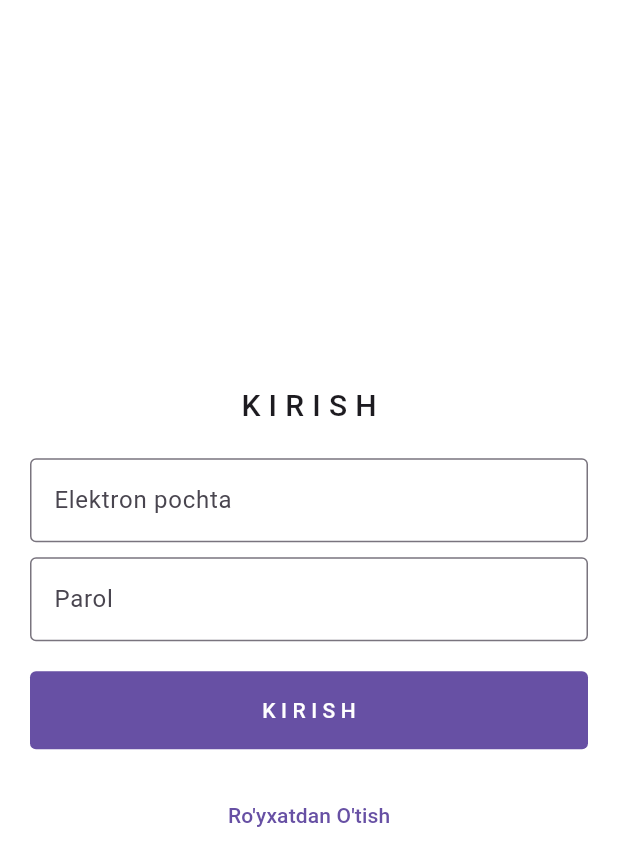
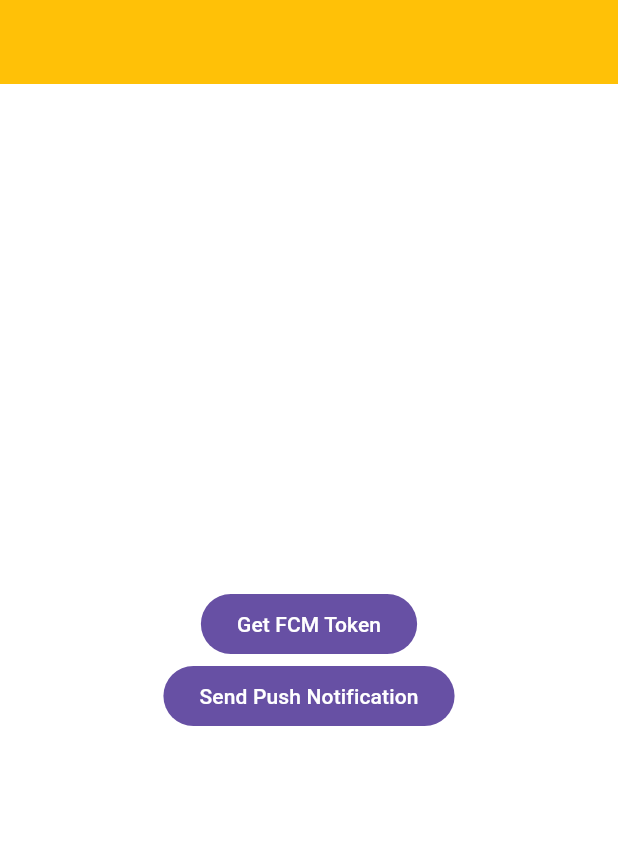
Before and after one commit to AkmaljonAbdirakhimov/firebase_firesotre, a Flutter app: the screen it shows after launch, on a phone screen of 412 x 824 dp. Shown: the top 866 px of the screen. Run offline on Flutter 3.47's test engine with Material 3 defaults, Android fonts, the phone set to English and light mode, and no system bars; our stand-ins replace cloud_firestore, firebase_auth, firebase_core, firebase_messaging, firebase_storage, googleapis_auth and 1 more; accounts and stored records are empty.

Commit message:
adding push notifications

```diff
--- a/lib/main.dart
+++ b/lib/main.dart
@@ -1,9 +1,12 @@
 import 'package:dars64_statemanagement/controllers/cart_controller.dart';
 import 'package:dars64_statemanagement/controllers/products_controller.dart';
 import 'package:dars64_statemanagement/firebase_options.dart';
+import 'package:dars64_statemanagement/services/firebase_push_notifications_service.dart';
 import 'package:dars64_statemanagement/views/screens/auth/login_screen.dart';
+import 'package:dars64_statemanagement/views/screens/chat_screen.dart';
 import 'package:firebase_auth/firebase_auth.dart';
 import 'package:firebase_core/firebase_core.dart';
+import 'package:firebase_messaging/firebase_messaging.dart';
 import 'package:provider/provider.dart';
 
 import '../views/screens/products_screen.dart';
@@ -15,6 +18,8 @@ void main() async {
   await Firebase.initializeApp(
     options: DefaultFirebaseOptions.currentPlatform,
   );
+
+  FirebasePushNotificationsService.init();
 
   runApp(const MainApp());
 }
@@ -38,26 +43,121 @@ class MainApp extends StatelessWidget {
         ),
       ],
       child: MaterialApp(
-        debugShowCheckedModeBanner: false,
-        theme: ThemeData(
-          appBarTheme: const AppBarTheme(
-            backgroundColor: Colors.amber,
+          debugShowCheckedModeBanner: false,
+          theme: ThemeData(
+            appBarTheme: const AppBarTheme(
+              backgroundColor: Colors.amber,
+            ),
+            scaffoldBackgroundColor: Colors.white,
           ),
-          scaffoldBackgroundColor: Colors.white,
-        ),
-        home: StreamBuilder(
-          stream: FirebaseAuth.instance.userChanges(),
-          builder: (context, snapshot) {
-            if (snapshot.connectionState == ConnectionState.waiting) {
-              return const Center(
-                child: CircularProgressIndicator(),
-              );
-            }
-            return snapshot.data == null
-                ? const LoginScreen()
-                : ProductsScreen();
+          home: const HomeScreen()
+
+          // StreamBuilder(
+          //   stream: FirebaseAuth.instance.userChanges(),
+          //   builder: (context, snapshot) {
+          //     if (snapshot.connectionState == ConnectionState.waiting) {
+          //       return const Center(
+          //         child: CircularProgressIndicator(),
+          //       );
+          //     }
+          //     return snapshot.data == null
+          //         ? const LoginScreen()
+          //         : ProductsScreen();
+          //   },
+          // ),
+          ),
+    );
+  }
+}
+
+class HomeScreen extends StatefulWidget {
+  const HomeScreen({super.key});
+
+  @override
+  State<HomeScreen> createState() => _HomeScreenState();
+}
+
+class _HomeScreenState extends State<HomeScreen> {
+  @override
+  void initState() {
+    super.initState();
+
+    setupInteractedMessage();
+  }
+
+  // In this example, suppose that all messages contain a data field with the key 'type'.
+  Future<void> setupInteractedMessage() async {
+    // Get any messages which caused the application to open from
+    // a terminated state.
+    RemoteMessage? initialMessage =
+        await FirebaseMessaging.instance.getInitialMessage();
+
+    // If the message also contains a data property with a "type" of "chat",
+    // navigate to a chat screen
+    if (initialMessage != null) {
+      _handleMessage(initialMessage);
+    }
+
+    // Also handle any interaction when the app is in the background via a
+    // Stream listener
+    FirebaseMessaging.onMessageOpenedApp.listen(_handleMessage);
+  }
+
+  void _handleMessage(RemoteMessage message) {
+    if (message.data['type'] == 'background') {
+      Navigator.push(
+        context,
+        MaterialPageRoute(
+          builder: (ctx) {
+            return ChatScreen(message: message);
           },
         ),
+      );
+    } else {
+      Navigator.push(
+        context,
+        MaterialPageRoute(
+          builder: (ctx) {
+            return ProductsScreen();
+          },
+        ),
+      );
+    }
+  }
+
+  Future<String?> getFCMToken() async {
+    final fcmToken = await FirebaseMessaging.instance.getToken();
+    // print(fcmToken);
+    return fcmToken;
+  }
+
+  @override
+  Widget build(BuildContext context) {
+    return Scaffold(
+      appBar: AppBar(),
+      body: Column(
+        mainAxisAlignment: MainAxisAlignment.center,
+        children: [
+          Center(
+            child: FilledButton(
+              onPressed: getFCMToken,
+              child: const Text("Get FCM Token"),
+            ),
+          ),
+          Center(
+            child: FilledButton(
+              onPressed: () async {
+                final token = await getFCMToken();
+                FirebasePushNotificationsService.sendPushMessage(
+                  recipientToken: token!,
+                  title: "Hello Man",
+                  body: "From my phone",
+                );
+              },
+              child: const Text("Send Push Notification"),
+            ),
+          ),
+        ],
       ),
     );
   }
--- /dev/null
+++ b/lib/services/firebase_push_notifications_service.dart
@@ -0,0 +1,88 @@
+import 'dart:convert';
+
+import 'package:firebase_messaging/firebase_messaging.dart';
+import 'package:flutter/services.dart';
+import 'package:googleapis_auth/auth_io.dart';
+import 'package:http/http.dart' as http;
+
+class FirebasePushNotificationsService {
+  static Future<void> init() async {
+    NotificationSettings settings =
+        await FirebaseMessaging.instance.requestPermission(
+      alert: true,
+      announcement: false,
+      badge: true,
+      carPlay: false,
+      criticalAlert: false,
+      provisional: false,
+      sound: true,
+    );
+
+    FirebaseMessaging.onBackgroundMessage(_backgroundHandler);
+    FirebaseMessaging.onMessage.listen(_foregroundHandler);
+
+    print('User granted permission: ${settings.authorizationStatus}');
+  }
+
+// Lisitnening to the background messages
+  @pragma('vm:entry-point')
+  static Future<void> _backgroundHandler(RemoteMessage message) async {
+    print("Handling a background message: ${message.messageId}");
+  }
+
+  static Future<void> _foregroundHandler(RemoteMessage message) async {
+    print('Got a message whilst in the foreground!');
+    print('Message data: ${message.data}');
+
+    if (message.notification != null) {
+      print(
+          'Message also contained a notification: ${message.notification!.title}');
+    }
+  }
+
+  static Future<bool> sendPushMessage({
+    required String recipientToken,
+    required String title,
+    required String body,
+  }) async {
+    final jsonCredentials =
+        await rootBundle.loadString('data/service-account.json');
+
+    var accountCredentials =
+        ServiceAccountCredentials.fromJson(jsonCredentials);
+
+    var scopes = ['https://www.googleapis.com/auth/cloud-platform'];
+
+    final client = await clientViaServiceAccount(accountCredentials, scopes);
+
+    final notificationData = {
+      'message': {
+        'token': recipientToken,
+        'notification': {
+          'title': title,
+          'body': body,
+        }
+      },
+    };
+
+    const String senderId = 'fir-meetup-6d164';
+    final response = await client.post(
+      Uri.parse(
+          'https://fcm.googleapis.com/v1/projects/$senderId/messages:send'),
+      headers: {
+        'content-type': 'application/json',
+        'Authorization': 'Bearer ${client.credentials.accessToken}',
+      },
+      body: jsonEncode(notificationData),
+    );
+
+    client.close();
+    if (response.statusCode == 200) {
+      return true; // Success!
+    }
+
+    print('Notification Sending Error Response status: ${response.statusCode}');
+    print('Notification Response body: ${response.body}');
+    return false;
+  }
+}
--- a/pubspec.yaml
+++ b/pubspec.yaml
@@ -18,6 +18,9 @@ dependencies:
   image_picker: ^1.1.2
   path: ^1.9.0
   flutter_local_notifications: ^17.2.1
+  firebase_messaging: ^15.0.2
+  googleapis_auth: ^1.6.0
+  http: ^1.2.1
 
 dev_dependencies:
   flutter_test:
@@ -26,3 +29,6 @@ dev_dependencies:
 
 flutter:
   uses-material-design: true
+
+  assets:
+    - data/
```
Also changed, not shown: lib/views/screens/chat_screen.dart (added, +20 -0 lines), pubspec.lock, 4 other files.
